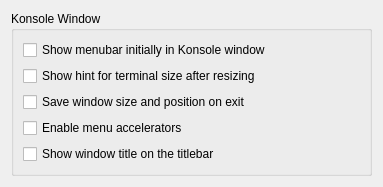
Qt form src/settings/GeneralSettings.ui (KDE/konsole) before a commit.
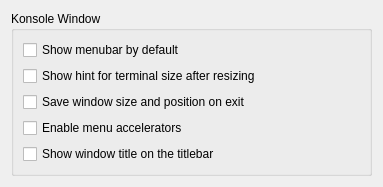
The same form after that commit.

Commit message:
Rename global option: ShowMenuBar ==> ShowMenuBarByDefault
Sorry for the possible trouble of "resetting" caused by this commit,
but it does not pay off to write extra code dealing with such rename in
master branch

```diff
--- a/src/settings/GeneralSettings.ui
+++ b/src/settings/GeneralSettings.ui
@@ -37,7 +37,7 @@
            </sizepolicy>
           </property>
           <property name="text">
-           <string>Show menubar initially in Konsole window</string>
+           <string>Show menubar by default</string>
           </property>
          </widget>
         </item>
```
Left out of the diff: 2 changed lines with no effect on the pictures. The commit also changes 2 other files.
